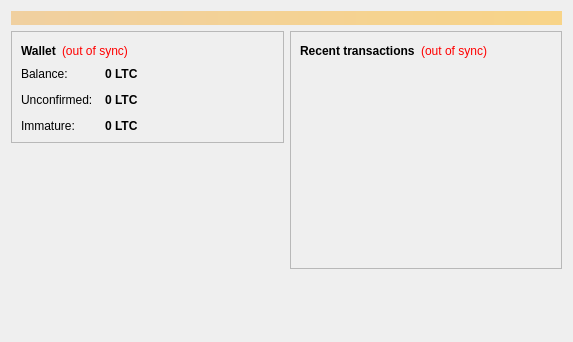
Before: the Qt Designer form src/qt/forms/overviewpage.ui in shindigs/timcoin, drawn with Qt 5.
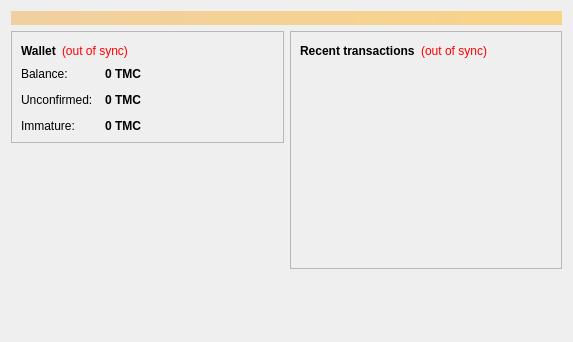
After: the same form once the commit is applied.

The edit to the form file:
```diff
--- a/src/qt/forms/overviewpage.ui
+++ b/src/qt/forms/overviewpage.ui
@@ -122,7 +122,7 @@
                <string>Your current balance</string>
               </property>
               <property name="text">
-               <string notr="true">0 LTC</string>
+               <string notr="true">0 TMC</string>
               </property>
               <property name="textInteractionFlags">
                <set>Qt::LinksAccessibleByMouse|Qt::TextSelectableByKeyboard|Qt::TextSelectableByMouse</set>
@@ -151,7 +151,7 @@
                <string>Total of transactions that have yet to be confirmed, and do not yet count toward the current balance</string>
               </property>
               <property name="text">
-               <string notr="true">0 LTC</string>
+               <string notr="true">0 TMC</string>
               </property>
               <property name="textInteractionFlags">
                <set>Qt::LinksAccessibleByMouse|Qt::TextSelectableByKeyboard|Qt::TextSelectableByMouse</set>
@@ -177,7 +177,7 @@
                <string>Mined balance that has not yet matured</string>
               </property>
               <property name="text">
-               <string notr="true">0 LTC</string>
+               <string notr="true">0 TMC</string>
               </property>
               <property name="textInteractionFlags">
                <set>Qt::LinksAccessibleByMouse|Qt::TextSelectableByKeyboard|Qt::TextSelectableByMouse</set>
```
Left out of the diff: 4 changed lines with no effect on the pictures.
